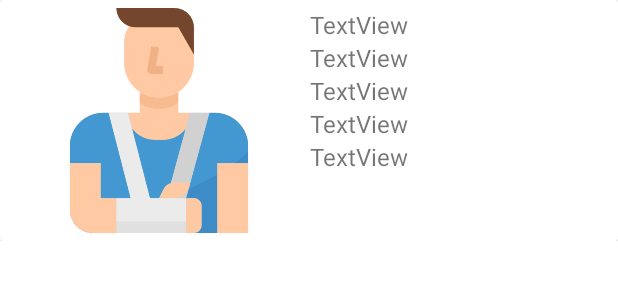
After one commit to luisedu99/Clinical_Journal, an Android app: the layout item_showpatients.xml on its own in the app's theme, with its tools: preview values and no code run, on a phone screen of 412 x 824 dp. The commit adds this screen. Shown: the top 300 px of the screen. Run offline under Robolectric (Android 15) with nearby library versions, the phone set to English and light mode, and no system bars.

Commit message:
Agregando listado de pacientes

```diff
--- a/app/src/main/java/sv/edu/udb/clinicaljournal/Patients.java
+++ b/app/src/main/java/sv/edu/udb/clinicaljournal/Patients.java
@@ -14,7 +14,8 @@ public class Patients {
     public Patients() {
     }
 
-    public Patients(String patient_name, String patient_lastname, String patient_email, String patient_pass, String patient_phone, String patient_descrip, int patient_role) {
+    public Patients(int id_pacient, String patient_name, String patient_lastname, String patient_email, String patient_pass, String patient_phone, String patient_descrip, int patient_role) {
+        this.id_pacient = id_pacient;
         this.patient_name = patient_name;
         this.patient_lastname = patient_lastname;
         this.patient_email = patient_email;
--- a/app/src/main/res/layout/activity_showdoctors_screen.xml
+++ b/app/src/main/res/layout/activity_showdoctors_screen.xml
@@ -10,8 +10,8 @@
         android:id="@+id/textView"
         android:layout_width="wrap_content"
         android:layout_height="wrap_content"
-        android:layout_marginStart="144dp"
-        android:layout_marginTop="80dp"
+        android:layout_marginStart="100dp"
+        android:layout_marginTop="76dp"
         android:text="@string/textview_titleShowDoctors"
         android:textSize="20sp"
         app:layout_constraintStart_toStartOf="parent"
--- /dev/null
+++ b/app/src/main/res/layout/item_showpatients.xml
@@ -0,0 +1,69 @@
+<?xml version="1.0" encoding="utf-8"?>
+<LinearLayout xmlns:android="http://schemas.android.com/apk/res/android"
+    xmlns:app="http://schemas.android.com/apk/res-auto"
+    android:layout_width="wrap_content"
+    android:layout_height="wrap_content">
+
+    <androidx.cardview.widget.CardView
+        android:layout_width="match_parent"
+        android:layout_height="match_parent">
+
+        <LinearLayout
+            android:layout_width="match_parent"
+            android:layout_height="match_parent"
+            android:layout_marginLeft="5dp"
+            android:layout_marginTop="5dp"
+            android:layout_marginRight="5dp"
+            android:layout_marginBottom="5dp"
+            android:orientation="horizontal">
+
+            <ImageView
+                android:id="@+id/imageView3"
+                android:layout_width="wrap_content"
+                android:layout_height="match_parent"
+                android:layout_weight="1"
+                app:srcCompat="@drawable/icon_patient" />
+
+            <LinearLayout
+                android:layout_width="200dp"
+                android:layout_height="150dp"
+                android:orientation="vertical">
+
+                <TextView
+                    android:id="@+id/txtvShowPatientName"
+                    android:layout_width="match_parent"
+                    android:layout_height="wrap_content"
+                    android:text="TextView"
+                    android:textSize="16sp" />
+
+                <TextView
+                    android:id="@+id/txtvShowPatientLastname"
+                    android:layout_width="match_parent"
+                    android:layout_height="wrap_content"
+                    android:text="TextView"
+                    android:textSize="16sp" />
+
+                <TextView
+                    android:id="@+id/txtvShowPatientEmail"
+                    android:layout_width="match_parent"
+                    android:layout_height="wrap_content"
+                    android:text="TextView"
+                    android:textSize="16sp" />
+
+                <TextView
+                    android:id="@+id/txtvShowPatientPhone"
+                    android:layout_width="match_parent"
+                    android:layout_height="wrap_content"
+                    android:text="TextView"
+                    android:textSize="16sp" />
+
+                <TextView
+                    android:id="@+id/txtvShowPatientDescrip"
+                    android:layout_width="match_parent"
+                    android:layout_height="wrap_content"
+                    android:text="TextView"
+                    android:textSize="16sp" />
+            </LinearLayout>
+        </LinearLayout>
+    </androidx.cardview.widget.CardView>
+</LinearLayout>
--- a/app/src/main/res/values/strings.xml
+++ b/app/src/main/res/values/strings.xml
@@ -40,7 +40,10 @@
     <string name="boton_guardarCita">Crear Cita</string>
 
     <!-- Vista de ver listado de doctores del usuario Paciente -->
-    <string name="textview_titleShowDoctors">Ver Doctores.</string>
+    <string name="textview_titleShowDoctors">Ver listado de Doctores</string>
+
+    <!-- Vista de ver listado de pacientes del usuario Doctor -->
+    <string name="textview_titleShowPatients">Ver listado de Pacientes</string>
 
 
 </resources>
```
Also changed, not shown: app/src/main/java/sv/edu/udb/clinicaljournal/DbPatients.java (+15 -0 lines), app/src/main/java/sv/edu/udb/clinicaljournal/PatientsAdapter.java (added, +56 -0 lines), app/src/main/java/sv/edu/udb/clinicaljournal/RegisterScreen.java (+8 -0 lines), app/src/main/java/sv/edu/udb/clinicaljournal/ShowPatients.java (+13 -0 lines), app/src/main/res/layout/activity_showpatients_screen.xml (+18 -7 lines), app/src/main/res/drawable/icon_patient.png (added).
